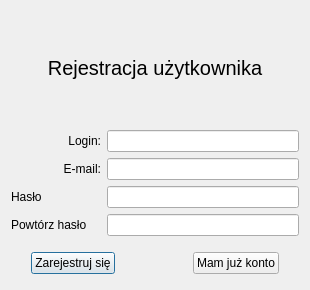
Above: JaroEliCall/gui/ui/register.ui from jaroslaw-wieczorek/Project_IP_Telephony_Python_Voip before the change. Below: the same form after it.
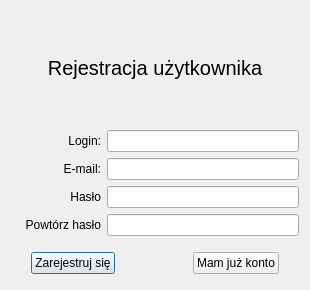
That is the form after the change.

```diff
--- a/JaroEliCall/gui/ui/register.ui
+++ b/JaroEliCall/gui/ui/register.ui
@@ -159,16 +159,34 @@
      </item>
      <item row="2" column="0">
       <widget class="QLabel" name="label_password">
+       <property name="minimumSize">
+        <size>
+         <width>90</width>
+         <height>0</height>
+        </size>
+       </property>
        <property name="text">
         <string>Hasło</string>
        </property>
+       <property name="alignment">
+        <set>Qt::AlignRight|Qt::AlignTrailing|Qt::AlignVCenter</set>
+       </property>
       </widget>
      </item>
      <item row="3" column="0">
       <widget class="QLabel" name="label_repeat_password">
+       <property name="minimumSize">
+        <size>
+         <width>90</width>
+         <height>0</height>
+        </size>
+       </property>
        <property name="text">
         <string>Powtórz hasło</string>
        </property>
+       <property name="alignment">
+        <set>Qt::AlignRight|Qt::AlignTrailing|Qt::AlignVCenter</set>
+       </property>
       </widget>
      </item>
      <item row="3" column="1">
```
Left out of the diff: 18 changed lines with no effect on the pictures.
